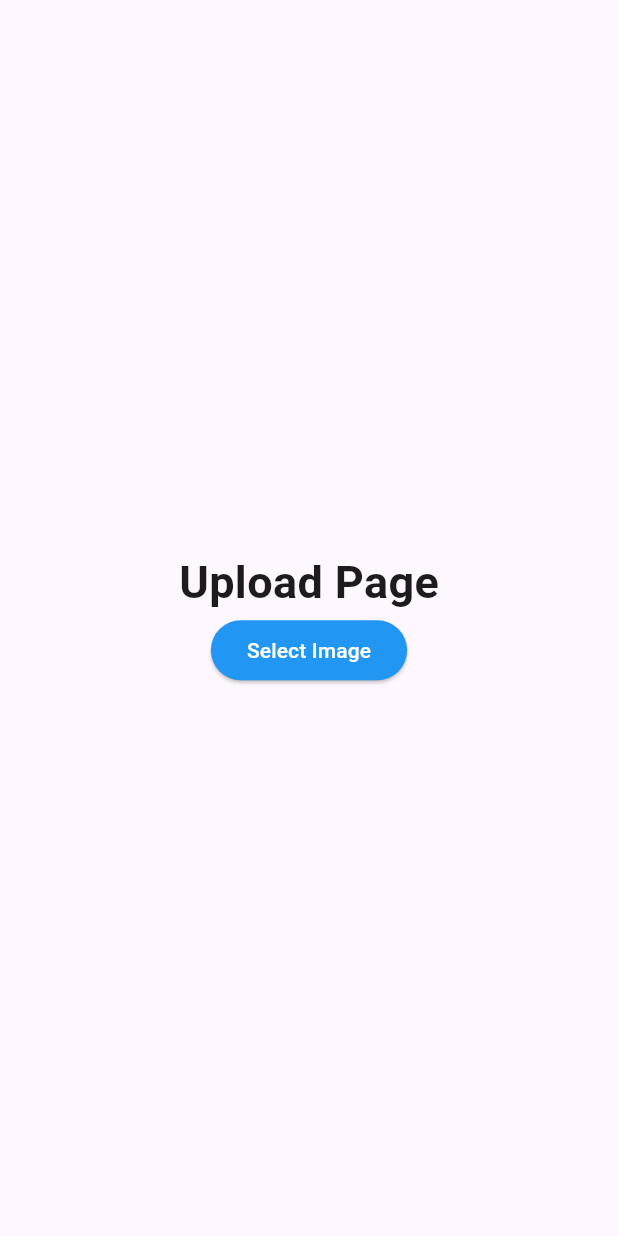
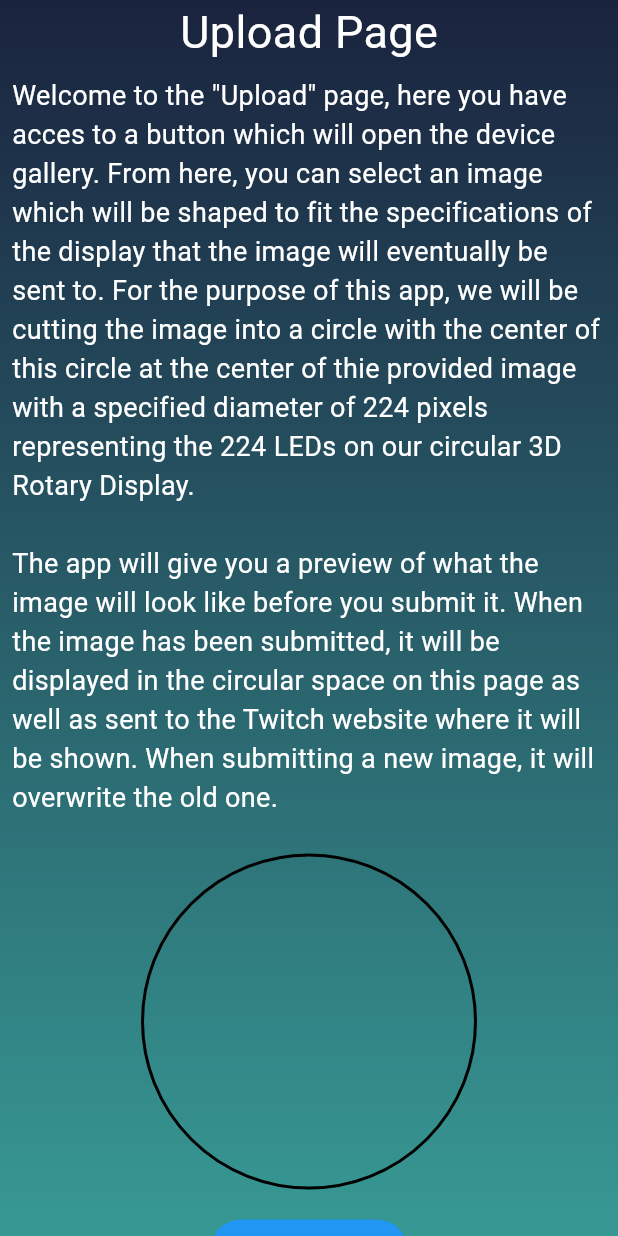
Before and after one commit to Starceus001/Streaming-Service-App, a Flutter app: the UploadPage widget shown alone on an empty page, opened directly, on a phone screen of 412 x 824 dp. Run offline on Flutter 3.47's test engine with Material 3 defaults, Android fonts, the phone set to English and light mode, and no system bars; our stand-ins replace image_picker; Roboto replaces fonts that are missing (Exo); project files that could hold a hidden picture were left out.

Commit message:
Updated Upload page style with text, colors and more

```diff
--- a/lib/upload_page.dart
+++ b/lib/upload_page.dart
@@ -4,11 +4,33 @@ import 'package:image_picker/image_picker.dart';
 import 'package:image/image.dart' as img;
 import 'dart:typed_data';
 
+class BackgroundContainer extends StatelessWidget {
+  final Widget child;
+
+  const BackgroundContainer({Key? key, required this.child}) : super(key: key);
+
+  @override
+  Widget build(BuildContext context) {
+    return Container(
+      constraints: BoxConstraints.expand(),
+      decoration: const BoxDecoration(
+        gradient: LinearGradient(
+          begin: Alignment.topCenter,
+          end: Alignment.bottomCenter,
+          colors: [Color(0xFF1A233E), Color(0xFF379994)],
+        ),
+      ),
+      child: SafeArea(
+        child: child,
+      ),
+    );
+  }
+}
+
 class UploadPage extends StatefulWidget {
   const UploadPage({Key? key}) : super(key: key);
 
   @override
-  // ignore: library_private_types_in_public_api
   _UploadPageState createState() => _UploadPageState();
 }
 
@@ -17,7 +39,6 @@ class _UploadPageState extends State<UploadPage> {
   img.Image? croppedImage;
   img.Image? tempCroppedImage;
 
-  // pick the image from the gallery
   Future<void> _pickImage() async {
     final imagePicker = ImagePicker();
     try {
@@ -28,7 +49,6 @@ class _UploadPageState extends State<UploadPage> {
           pickedImageFile = File(pickedFile.path);
         });
 
-        // call the cropping function
         _cropImage();
       }
     } catch (e) {
@@ -36,27 +56,21 @@ class _UploadPageState extends State<UploadPage> {
     }
   }
 
-// crop the image to show and ask for confirmation
   void _cropImage() {
     if (pickedImageFile != null) {
-    // load the picked image
       final rawImage = img.decodeImage(File(pickedImageFile!.path).readAsBytesSync())!;
 
-    // set targetSize (when done, get size from settings page)
       const double targetSize = 224.0;
 
-    // crop the image to a circle
       tempCroppedImage = img.copyCropCircle(rawImage, radius: targetSize.toInt());
 
-    // show the confirmation dialog
       _showConfirmationDialog();
     }
   }
 
-// give a popup where the user can accept or deny the selected (cropped) image
 void _showConfirmationDialog() {
-  // set targetSize (when done, get size from settings page)
   const double targetSize = 224.0;
+  const double borderWidth = 2.0;
 
   showDialog(
     context: context,
@@ -64,16 +78,38 @@ void _showConfirmationDialog() {
       final currentContext = context;
 
       return AlertDialog(
-        title: const Text('Confirm Image'),
+        title: const Text(
+          'Confirm Image',
+          style: TextStyle(
+            color: Colors.white,
+          ),
+        ),
+        backgroundColor: const Color(0xFF074A6B),
         content: Column(
           children: [
             if (tempCroppedImage != null)
-              Image.memory(
+              Container(
+                width: targetSize + borderWidth * 2,
+                height: targetSize + borderWidth * 2,
+                decoration: BoxDecoration(
+                  shape: BoxShape.circle,
+                  border: Border.all(color: Colors.black, width: borderWidth),
+                ),
+                child: Image.memory(
                   Uint8List.fromList(img.encodePng(tempCroppedImage!)),
                   width: targetSize,
                   height: targetSize,
                 ),
-            const Text('The selected image will be displayed as shown above, would you like to continue?'),
+              ),
+            const Text(
+              'The selected image will be displayed as shown above, would you like to continue?',
+              style: TextStyle(
+                fontSize: 18.0,
+                color: Colors.white,
+                fontWeight: FontWeight.normal,
+                fontFamily: 'Exo',
+              ),
+            ),
           ],
         ),
         actions: [
@@ -81,6 +117,9 @@ void _showConfirmationDialog() {
             onPressed: () {
               Navigator.of(currentContext).pop();
             },
+            style: TextButton.styleFrom(
+              foregroundColor: Colors.white,
+            ),
             child: const Text('No'),
           ),
           TextButton(
@@ -88,6 +127,9 @@ void _showConfirmationDialog() {
               _confirmCrop();
               Navigator.of(currentContext).pop();
             },
+            style: TextButton.styleFrom(
+              foregroundColor: Colors.white,
+            ),
             child: const Text('Yes'),
           ),
         ],
@@ -96,49 +138,71 @@ void _showConfirmationDialog() {
   );
 }
 
-// the user confirms the cropped image, send it to the webserver
   void _confirmCrop() {
     if (pickedImageFile != null && tempCroppedImage != null) {
-
-    // if user confirms, save the cropped image to the main variable
       croppedImage = tempCroppedImage;
 
-    // save the cropped image back to the file
       File(pickedImageFile!.path).writeAsBytesSync(img.encodePng(croppedImage!));
 
-    // trigger a rebuild of the widget tree
       setState(() {});
-
-    // Perform further actions with the cropped file (croppedImage now holds the final cropped image!)
-// "Brent Code" Add brent his code here to send croppedImage to the selected webserver, give a problem message if no server has been selected in settings
-    // For example, save the cropped file path or upload it to a server
-    // finalVariable = pickedImageFile;
-    // performFurtherAction();
-    // You can show a confirmation message or navigate to the next screen here
-    // print("Cropped image confirmed and stored: ${pickedImageFile!.path}");
     } else {
-    // handle the case where cropping or saving failed
       const Text("Saving cropped image failed");
     }
   }
 
   @override
   Widget build(BuildContext context) {
-    // set targetSize (when done, get size from settings page)
     const double targetSize = 224.0;
 
-    return Center(
+    return BackgroundContainer(
+      child: SingleChildScrollView( // Wrap your Column with SingleChildScrollView
+        child: Center(
           child: Column(
             mainAxisAlignment: MainAxisAlignment.center,
             children: <Widget>[
               const Text(
                 'Upload Page',
-            style: TextStyle(fontSize: 30, fontWeight: FontWeight.bold),
+                style: TextStyle(
+                  fontSize: 30.0,
+                  color: Colors.white,
+                  fontWeight: FontWeight.normal,
+                  fontFamily: 'Exo',
                 ),
-          // button to pick and crop an image
+              ),
+              const Padding(
+                padding: EdgeInsets.all(8.0),
+                child: Text(
+                  'Welcome to the "Upload" page, here you have acces to a button which will open the device gallery. From here, you can select an image which will be shaped to fit the specifications of the display that the image will eventually be sent to. For the purpose of this app, we will be cutting the image into a circle with the center of this circle at the center of thie provided image with a specified diameter of 224 pixels representing the 224 LEDs on our circular 3D Rotary Display.\n\nThe app will give you a preview of what the image will look like before you submit it. When the image has been submitted, it will be displayed in the circular space on this page as well as sent to the Twitch website where it will be shown. When submitting a new image, it will overwrite the old one.',
+                  style: TextStyle(
+                    fontSize: 18.0,
+                    color: Colors.white,
+                    fontWeight: FontWeight.normal,
+                    fontFamily: 'Exo',
+                  ),
+                ),
+              ),
+              Container(
+                margin: const EdgeInsets.all(16.0),
+                width: targetSize,
+                height: targetSize,
+                decoration: BoxDecoration(
+                  border: Border.all(color: Colors.black, width: 2.0),
+                  borderRadius: BorderRadius.circular((targetSize + 32.0) / 2),
+                ),
+                child: Stack(
+                  alignment: Alignment.center,
+                  children: [
+                    if (croppedImage != null)
+                      Image.memory(
+                        Uint8List.fromList(img.encodePng(croppedImage!)),
+                        width: targetSize,
+                        height: targetSize,
+                      ),
+                  ],
+                ),
+              ),
               ElevatedButton(
                 onPressed: () {
-              // call the _pickImage function when the button is pressed
                   _pickImage();
                 },
                 style: ElevatedButton.styleFrom(
@@ -147,18 +211,9 @@ void _confirmCrop() {
                 ),
                 child: const Text('Select Image'),
               ),
-          // display the final cropped image in the app
-          if (croppedImage != null)
-            Column(
-              children: [
-                Image.memory(
-                  Uint8List.fromList(img.encodePng(croppedImage!)),
-                  width: targetSize,
-                  height: targetSize,
-                ),
             ],
           ),
-        ],
+        ),
       ),
     );
   }
```
Lines whose indentation alone changed are shown as unchanged.
